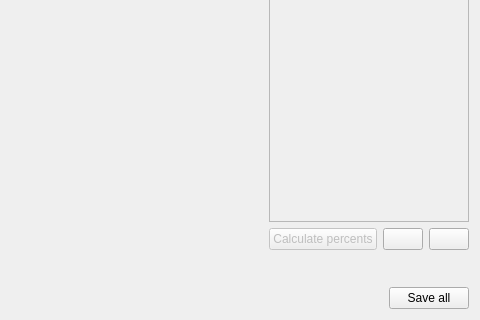
First picture: the form in ui_files/ui_target_widget.ui, repository JYU-IBA/potku, before the edit; both pictures show x 470 to 950 and y 244 to 564 of the 950 by 564 pixel window.
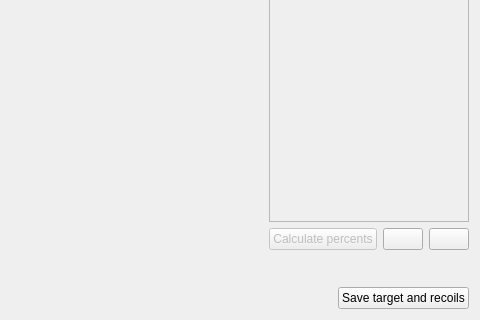
Second picture: the form after the edit. Icons and pictures are not drawn.

Commit message: Changed the Save All button text to be more informative. When a recoil is not selected, its distribution is shown in its own color, only more see through.

```diff
--- a/ui_files/ui_target_widget.ui
+++ b/ui_files/ui_target_widget.ui
@@ -361,7 +361,7 @@
      <item>
       <widget class="QPushButton" name="saveButton">
        <property name="text">
-        <string>Save all</string>
+        <string>Save target and recoils</string>
        </property>
       </widget>
      </item>
```
Left out of the diff: 2 changed lines with no effect on the pictures. The commit also changes 1 other file.
